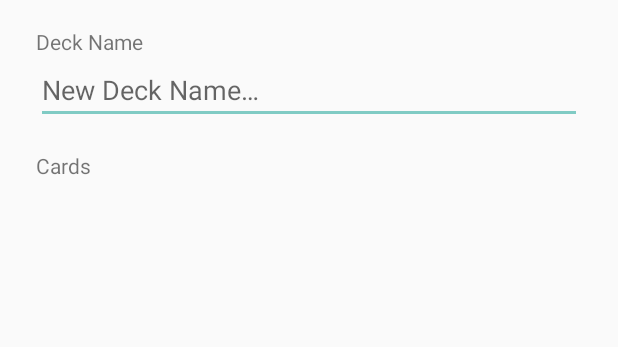
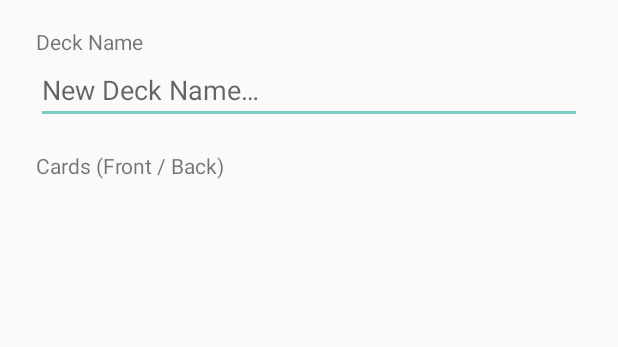
Before and after one commit to kcraigie/flashcarddecks, an Android app: the layout card_list_fragment.xml on its own in the app's theme, with its tools: preview values and no code run, on a phone screen of 412 x 824 dp. Shown: the top 347 px of the screen. Run offline under Robolectric (Android 15) with nearby library versions, the phone set to English and light mode, and no system bars.

Commit message:
Added front and back to list (just with a slash separating them)

```diff
--- a/app/src/main/res/layout/card_list_fragment.xml
+++ b/app/src/main/res/layout/card_list_fragment.xml
@@ -70,7 +70,8 @@
             android:layout_height="wrap_content"
             android:hint="@string/hint_card_back"
             android:inputType="text"
-            android:visibility="gone" />
+            android:visibility="gone"
+            android:enabled="false" />
 
     </LinearLayout>
 
--- a/app/src/main/res/menu/card_list_menu.xml
+++ b/app/src/main/res/menu/card_list_menu.xml
@@ -5,7 +5,7 @@
 
     <item
         android:id="@+id/action_new_card"
-        android:icon="@drawable/ic_action_new"
+        android:icon="@drawable/ic_action_new_white"
         app:showAsAction="ifRoom"
         android:title="@string/action_new_card" />
 
--- a/app/src/main/res/menu/deck_list_menu.xml
+++ b/app/src/main/res/menu/deck_list_menu.xml
@@ -5,7 +5,7 @@
 
     <item
         android:id="@+id/action_new_deck"
-        android:icon="@drawable/ic_action_new"
+        android:icon="@drawable/ic_action_new_white"
         app:showAsAction="ifRoom"
         android:title="@string/action_new_deck" />
 
--- a/app/src/main/res/values/strings.xml
+++ b/app/src/main/res/values/strings.xml
@@ -6,7 +6,7 @@
     <string name="your_decks">Your Decks</string>
     <string name="hint_new_deck_name">New Deck Name…</string>
     <string name="label_deck_name">Deck Name</string>
-    <string name="label_cards">Cards</string>
+    <string name="label_cards">Cards (Front / Back)</string>
     <string name="hint_new_card">New Card…</string>
     <string name="hint_card_front">Card Front…</string>
     <string name="hint_card_back">Card Back…</string>
```
Also changed, not shown: app/src/main/java/com/kcraigie/flashycards/CardListFragment.java (+18 -13 lines), app/src/main/java/com/kcraigie/flashycards/FCDB.java (+6 -4 lines), app/src/main/java/com/kcraigie/flashycards/Wrappers.java (+9 -2 lines), 8 other files.
